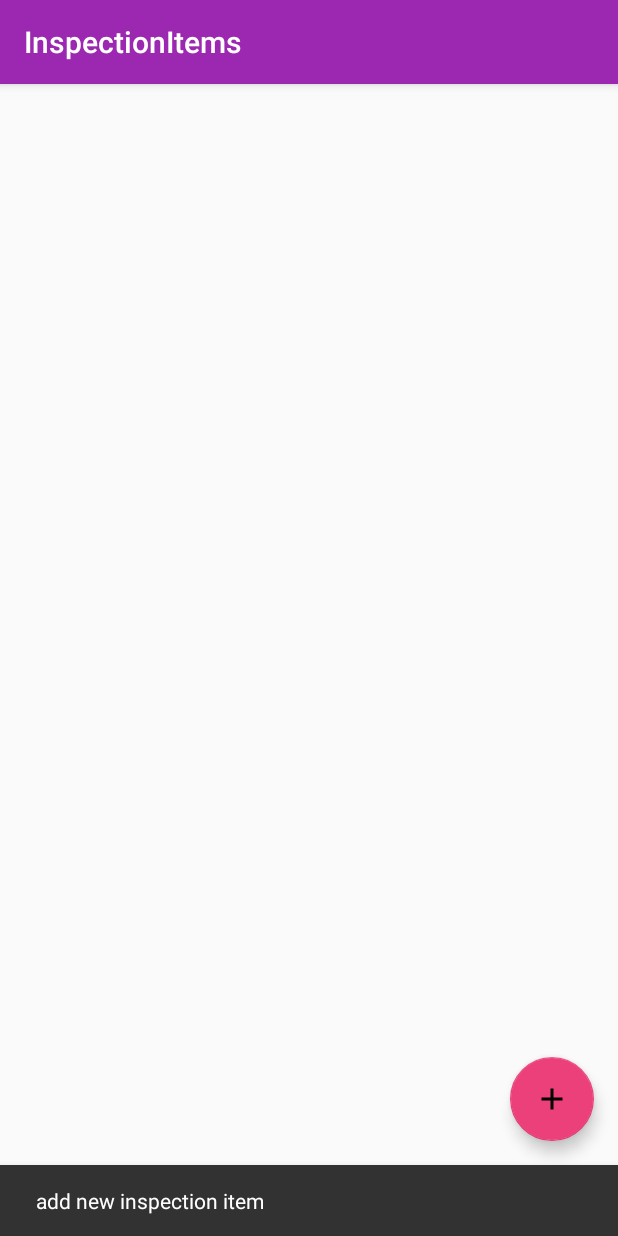
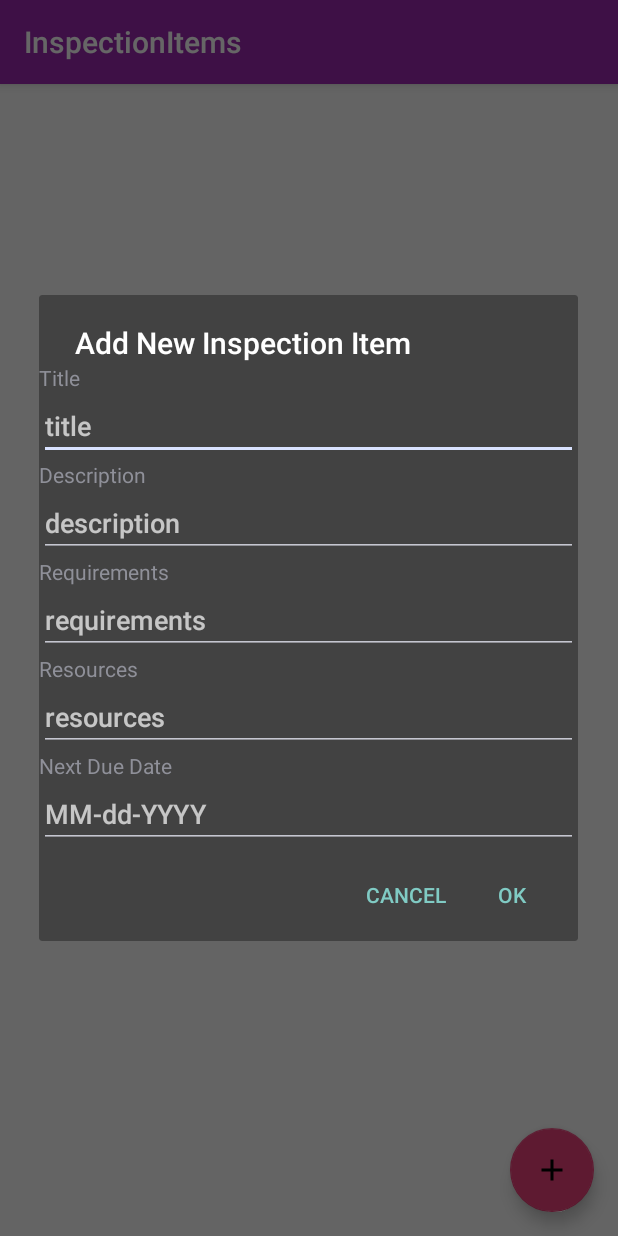
Before and after one commit to leedsjb/aviation-preflight-manager, an Android app: the InspectionItemListActivity screen opened directly, with no data from a screen before it, after a tap on an icon or button, on a phone screen of 412 x 824 dp. Run offline under Robolectric (Android 15) with nearby library versions, the phone set to English and light mode, and no system bars; our stand-ins replace Firebase (no records; nobody signed in at launch, a user with empty details on screens opened directly).

Commit message:
adds initial implementation of input dialog to maintenance list activity, also changes add buttons on most activities to appropriate plus icon

```diff
--- a/android/app/src/main/java/edu/uw/leeds/peregrine/InspectionContent.java
+++ b/android/app/src/main/java/edu/uw/leeds/peregrine/InspectionContent.java
@@ -96,6 +96,7 @@ public class InspectionContent {
     static void addInspectionToUserProfile(InspectionItem inspectionToAdd){
 
         String key = inspectionDbReference.push().getKey();
+        inspectionToAdd.id = "" + key.hashCode();
         Map<String, Object> inspectionValues = inspectionToAdd.toMap();
         Map<String,Object> childUpdates = new HashMap<>();
         childUpdates.put("/"+firebasePathString+"/"+key, inspectionValues);
--- a/android/app/src/main/java/edu/uw/leeds/peregrine/InspectionItemListActivity.java
+++ b/android/app/src/main/java/edu/uw/leeds/peregrine/InspectionItemListActivity.java
@@ -1,21 +1,29 @@
 package edu.uw.leeds.peregrine;
 
 import android.content.Context;
+import android.content.DialogInterface;
 import android.content.Intent;
 import android.graphics.drawable.Drawable;
 import android.os.Bundle;
 import android.support.annotation.NonNull;
 import android.support.v4.content.ContextCompat;
+import android.support.v7.app.AlertDialog;
 import android.support.v7.app.AppCompatActivity;
 import android.support.v7.widget.RecyclerView;
 import android.support.v7.widget.Toolbar;
 import android.support.design.widget.FloatingActionButton;
 import android.support.design.widget.Snackbar;
+import android.text.InputType;
 import android.util.Log;
 import android.view.LayoutInflater;
 import android.view.View;
 import android.view.ViewGroup;
+import android.widget.EditText;
+import android.widget.LinearLayout;
 import android.widget.TextView;
+
+import java.text.ParseException;
+import java.text.SimpleDateFormat;
 import java.util.Date;
 import java.util.List;
 
@@ -52,8 +60,91 @@ public class InspectionItemListActivity extends AppCompatActivity {
         fab.setOnClickListener(new View.OnClickListener() {
             @Override
             public void onClick(View view) {
-                Snackbar.make(view, "add new inspection item", Snackbar.LENGTH_LONG)
-                        .setAction("Action", null).show();
+                AlertDialog.Builder builder = new AlertDialog.Builder(InspectionItemListActivity.this, R.style.Theme_AppCompat_Dialog_Alert);
+                builder.setTitle("Add New Inspection Item");
+
+                LinearLayout layout = new LinearLayout(InspectionItemListActivity.this);
+                layout.setOrientation(LinearLayout.VERTICAL);
+
+                // Set up the input
+                final TextView textTitle = new TextView(getApplicationContext());
+                textTitle.setText("Title");
+                layout.addView(textTitle);
+
+                final EditText inputTitle = new EditText(getApplicationContext());
+                inputTitle.setInputType(InputType.TYPE_CLASS_TEXT);
+                inputTitle.setHint("title");
+                layout.addView(inputTitle);
+
+                final TextView textDescription = new TextView(getApplicationContext());
+                textDescription.setText("Description");
+                layout.addView(textDescription);
+
+                final EditText inputDescription = new EditText(getApplicationContext());
+                inputDescription.setInputType(InputType.TYPE_CLASS_TEXT);
+                inputDescription.setHint("description");
+                layout.addView(inputDescription);
+
+                final TextView textRequirements = new TextView(getApplicationContext());
+                textRequirements.setText("Requirements");
+                layout.addView(textRequirements);
+
+                final EditText inputRequirements = new EditText(getApplicationContext());
+                inputRequirements.setInputType(InputType.TYPE_CLASS_TEXT);
+                inputRequirements.setHint("requirements");
+                layout.addView(inputRequirements);
+
+                final TextView textResources = new TextView(getApplicationContext());
+                textResources.setText("Resources");
+                layout.addView(textResources);
+
+                final EditText inputResources = new EditText(getApplicationContext());
+                inputResources.setInputType(InputType.TYPE_CLASS_TEXT);
+                inputResources.setHint("resources");
+                layout.addView(inputResources);
+
+                final TextView textNextDue = new TextView(getApplicationContext());
+                textNextDue.setText("Next Due Date");
+                layout.addView(textNextDue);
+
+                final EditText inputDueNext = new EditText(getApplicationContext());
+                inputDueNext.setInputType(InputType.TYPE_CLASS_DATETIME);
+                inputDueNext.setHint("MM-dd-YYYY");
+                layout.addView(inputDueNext);
+
+                // Set up the buttons
+                builder.setPositiveButton("OK", new DialogInterface.OnClickListener() {
+                    @Override
+                    public void onClick(DialogInterface dialog, int which) {
+                        SimpleDateFormat df = new SimpleDateFormat("MM-dd-yyyy");
+                        Date dueDate = null;
+                        try {
+                            dueDate = df.parse(inputDueNext.getText().toString());
+                        } catch (ParseException err) {
+                            Log.v(TAG, "invalid date sumbitted");
+                        }
+                        InspectionContent.InspectionItem newInspectionItem = new InspectionContent.InspectionItem(
+                                null,
+                                inputTitle.getText().toString(),
+                                inputDescription.getText().toString(),
+                                inputRequirements.getText().toString(),
+                                inputResources.getText().toString(),
+                                dueDate,
+                                "none"
+                        );
+                        InspectionContent.addInspectionToUserProfile(newInspectionItem);
+
+                    }
+                });
+                builder.setNegativeButton("CANCEL", new DialogInterface.OnClickListener() {
+                    @Override
+                    public void onClick(DialogInterface dialogInterface, int i) {
+
+                    }
+                });
+
+                builder.setView(layout);
+                builder.show();
             }
         });
 
--- a/android/app/src/main/java/edu/uw/leeds/peregrine/PilotPhysicalListActivity.java
+++ b/android/app/src/main/java/edu/uw/leeds/peregrine/PilotPhysicalListActivity.java
@@ -3,8 +3,10 @@ package edu.uw.leeds.peregrine;
 import android.content.Context;
 import android.content.DialogInterface;
 import android.content.Intent;
+import android.graphics.drawable.Drawable;
 import android.os.Bundle;
 import android.support.annotation.NonNull;
+import android.support.v4.content.ContextCompat;
 import android.support.v7.app.AlertDialog;
 import android.support.v7.app.AppCompatActivity;
 import android.support.v7.widget.RecyclerView;
@@ -55,6 +57,8 @@ public class PilotPhysicalListActivity extends AppCompatActivity {
         toolbar.setTitle(getTitle());
 
         FloatingActionButton fab = (FloatingActionButton) findViewById(R.id.fab);
+        Drawable fabIcon = ContextCompat.getDrawable(this, R.drawable.ic_add_black_24dp);
+        fab.setImageDrawable(fabIcon);
         fab.setOnClickListener(new View.OnClickListener() {
             @Override
             public void onClick(View view) {
--- a/android/app/src/main/java/edu/uw/leeds/peregrine/UpcomingFlight.java
+++ b/android/app/src/main/java/edu/uw/leeds/peregrine/UpcomingFlight.java
@@ -7,6 +7,7 @@ import android.content.DialogInterface;
 import android.content.Intent;
 import android.content.IntentFilter;
 import android.content.pm.PackageManager;
+import android.graphics.drawable.Drawable;
 import android.os.Bundle;
 import android.os.PersistableBundle;
 import android.support.annotation.NonNull;
@@ -76,6 +77,8 @@ public class UpcomingFlight extends AppCompatActivity {
         bm.registerReceiver(mBroadcastReceiver, filter);
 
         FloatingActionButton fab = (FloatingActionButton) findViewById(R.id.fab);
+        Drawable fabIcon = ContextCompat.getDrawable(this, R.drawable.ic_add_black_24dp);
+        fab.setImageDrawable(fabIcon);
         fab.setOnClickListener(new View.OnClickListener() {
             @Override
             public void onClick(View view) {
--- a/android/app/src/main/res/layout/activity_pilotphysical_list.xml
+++ b/android/app/src/main/res/layout/activity_pilotphysical_list.xml
@@ -36,7 +36,8 @@
         android:layout_height="wrap_content"
         android:layout_gravity="bottom|end"
         android:layout_margin="@dimen/fab_margin"
-        app:srcCompat="@android:drawable/ic_dialog_email" />
+        app:srcCompat="@android:drawable/ic_input_add"
+        android:tint="@color/colorPrimaryDark"/>
 
 
 </android.support.design.widget.CoordinatorLayout>
--- a/android/app/src/main/res/layout/activity_upcoming_flight.xml
+++ b/android/app/src/main/res/layout/activity_upcoming_flight.xml
@@ -42,7 +42,6 @@
         android:layout_margin="@dimen/fab_margin"
         app:layout_anchor="@id/app_bar"
         app:layout_anchorGravity="bottom|end"
-        app:srcCompat="@android:drawable/ic_input_add"
-        android:tint="@color/colorPrimaryDark"/>
+        />
 
 </android.support.design.widget.CoordinatorLayout>
```
Also changed, not shown: 1 other file.
